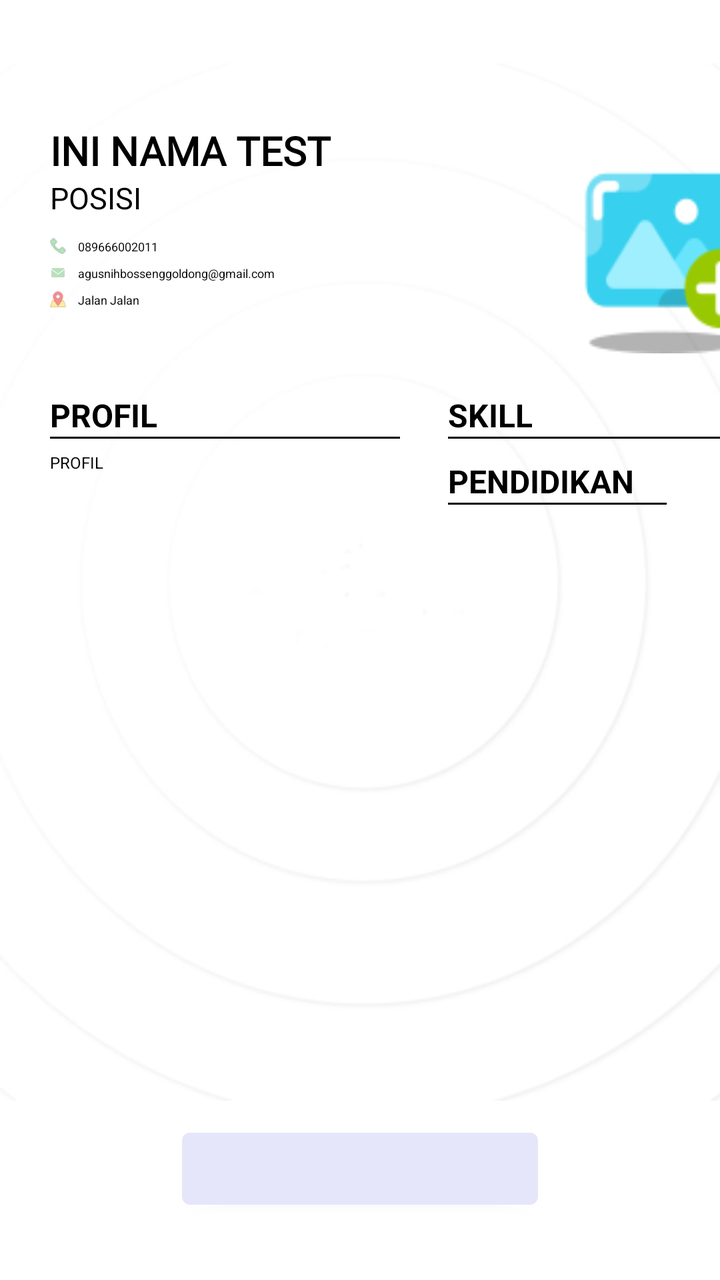
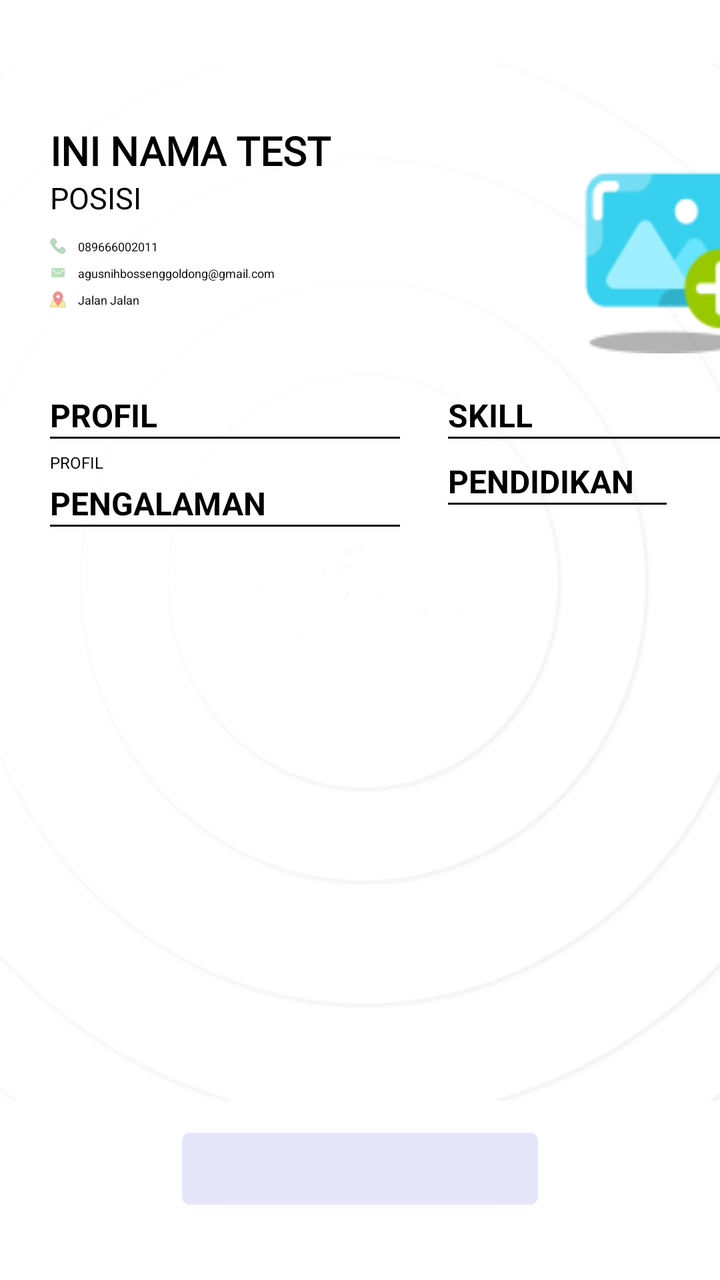

An Android layout rendered at two revisions. The XML below is the earlier revision; the diff shows what the commit changed to produce the second picture.
<!-- AndroidManifest.xml: application theme Theme.CVBuilder -->
<!-- res/layout/invoice_layout.xml -->
<?xml version="1.0" encoding="utf-8"?>
<RelativeLayout xmlns:android="http://schemas.android.com/apk/res/android"
    xmlns:tools="http://schemas.android.com/tools"
    xmlns:app="http://schemas.android.com/apk/res-auto"
    android:layout_width="match_parent"
    android:layout_height="match_parent"
    android:background="@color/white"
    android:orientation="horizontal"
    android:gravity="center"
    >

    <LinearLayout
        android:id="@+id/invoice_layout"
        android:layout_width="1100px"
        android:layout_height="1556px"
        android:layout_above="@+id/generate_invoice_btn"
        android:background="@drawable/tmp1_bg"
        android:orientation="vertical">

        <LinearLayout
            android:layout_width="wrap_content"
            android:layout_height="wrap_content"
            android:orientation="horizontal">

            <LinearLayout
                android:id="@+id/name"
                android:layout_width="280dp"
                android:layout_height="wrap_content"
                android:orientation="vertical">

                <TextView
                    android:id="@+id/tv_item_nama_tmp"
                    android:layout_width="240dp"
                    android:layout_height="wrap_content"
                    android:layout_marginStart="25dp"
                    android:layout_marginTop="30dp"
                    android:layout_marginBottom="0dp"
                    android:fontFamily="@font/robotoregular"
                    android:gravity="start"
                    android:text="INI NAMA TEST"
                    android:textAllCaps="true"
                    android:textColor="@color/black"
                    android:textSize="20sp"
                    android:textStyle="bold" />

                <TextView
                    android:id="@+id/tv_item_posisi_tmp"
                    android:layout_width="240dp"
                    android:layout_height="wrap_content"
                    android:layout_marginStart="25dp"
                    android:layout_marginBottom="10dp"
                    android:fontFamily="sans-serif"
                    android:gravity="start"
                    android:text="POSISI"
                    android:textColor="@color/black"
                    android:textSize="15sp" />

                <LinearLayout
                    android:layout_width="wrap_content"
                    android:layout_height="wrap_content"
                    android:layout_marginBottom="2dp"
                    android:orientation="horizontal">

                    <ImageView
                        android:id="@+id/tmp_imgemail"
                        android:layout_width="8dp"
                        android:layout_height="8dp"
                        android:layout_gravity="right"
                        android:layout_marginStart="25dp"
                        android:layout_marginEnd="4dp"

                        android:scaleType="fitXY"
                        android:src="@drawable/tmp1_hp_"
                        tools:ignore="MissingConstraints,RtlHardcoded" />

                    <TextView
                        android:id="@+id/tmp_tv_nohp"
                        android:layout_width="wrap_content"
                        android:layout_height="wrap_content"
                        android:layout_marginStart="2dp"
                        android:layout_marginBottom="3dp"
                        android:fontFamily="sans-serif"
                        android:gravity="start"
                        android:text="089666002011"
                        android:textColor="@color/black"
                        android:textSize="6sp" />

                </LinearLayout>

                <LinearLayout
                    android:layout_width="wrap_content"
                    android:layout_height="wrap_content"
                    android:layout_marginBottom="2dp"
                    android:orientation="horizontal">

                    <ImageView
                        android:id="@+id/tmp1_imgnohp"
                        android:layout_width="8dp"
                        android:layout_height="8dp"
                        android:layout_marginStart="25dp"
                        android:layout_marginEnd="4dp"

                        android:scaleType="fitXY"
                        android:src="@drawable/tmp1_email"
                        tools:ignore="MissingConstraints,RtlHardcoded" />

                    <TextView
                        android:id="@+id/tmp_tv_email"
                        android:layout_width="wrap_content"
                        android:layout_height="wrap_content"
                        android:layout_marginStart="2dp"
                        android:layout_marginBottom="3dp"
                        android:fontFamily="sans-serif"
                        android:gravity="start"
                        android:text="agusnihbossenggoldong@gmail.com"
                        android:textColor="@color/black"
                        android:textSize="6sp" />
                </LinearLayout>

                <LinearLayout
                    android:layout_width="wrap_content"
                    android:layout_height="wrap_content"
                    android:orientation="horizontal">

                    <ImageView
                        android:id="@+id/tmp1_alamat"
                        android:layout_width="8dp"
                        android:layout_height="8dp"
                        android:layout_marginStart="25dp"
                        android:layout_marginEnd="4dp"
                        android:scaleType="fitXY"
                        android:src="@drawable/tmp1_addr"
                        tools:ignore="MissingConstraints,RtlHardcoded" />

                    <TextView
                        android:id="@+id/tmp_tv_alamat"
                        android:layout_width="216dp"
                        android:layout_height="wrap_content"
                        android:layout_marginStart="2dp"
                        android:layout_marginBottom="1dp"
                        android:fontFamily="sans-serif"
                        android:gravity="start"
                        android:text="Jalan Jalan"
                        android:textColor="@color/black"
                        android:textSize="6sp" />
                </LinearLayout>

            </LinearLayout>

            <ImageView
                android:id="@+id/tmp1_imgview"
                android:layout_width="105dp"
                android:layout_height="145dp"
                android:layout_gravity="right"
                android:paddingTop="30dp"
                android:scaleType="fitXY"
                android:src="@drawable/img_user"
                tools:ignore="MissingConstraints,RtlHardcoded" />

        </LinearLayout>

        <LinearLayout
            android:layout_width="match_parent"
            android:layout_height="45dp"
            android:orientation="horizontal"
            android:paddingLeft="25dp"
            android:paddingTop="20dp">

            <LinearLayout
                android:layout_width="199dp"
                android:layout_height="match_parent"
                android:orientation="vertical">

                <TextView
                    android:layout_width="153dp"
                    android:layout_height="wrap_content"
                    android:fontFamily="sans-serif"
                    android:text="PROFIL"
                    android:textColor="@color/black"
                    android:textSize="16sp"
                    android:textStyle="bold" />

                <View
                    android:layout_width="175dp"
                    android:layout_height="1dp"
                    android:layout_gravity="bottom"
                    android:background="@color/black" />
            </LinearLayout>

            <LinearLayout
                android:layout_width="match_parent"
                android:layout_height="match_parent"
                android:orientation="vertical">

                <TextView
                    android:layout_width="153dp"
                    android:layout_height="wrap_content"
                    android:fontFamily="sans-serif"
                    android:text="SKILL"
                    android:textColor="@color/black"
                    android:textSize="16sp"
                    android:textStyle="bold" />

                <View
                    android:layout_width="150dp"
                    android:layout_height="1dp"
                    android:layout_gravity="bottom"
                    android:background="@color/black" />
            </LinearLayout>


        </LinearLayout>

        <LinearLayout
            android:layout_width="1000px"
            android:layout_height="wrap_content"
            android:orientation="horizontal"
            android:paddingLeft="25dp"
            android:paddingTop="4dp">

            <LinearLayout
                android:layout_width="199dp"
                android:layout_height="match_parent"
                android:orientation="vertical">

                <TextView
                    android:id="@+id/tv_profil_tmp"
                    android:layout_width="170dp"
                    android:layout_height="wrap_content"
                    android:fontFamily="sans-serif"
                    android:justificationMode="inter_word"
                    android:text="PROFIL"
                    android:textColor="@color/black"
                    android:textSize="8sp" />

                <LinearLayout
                    android:layout_width="1000px"
                    android:layout_height="wrap_content"
                    android:orientation="horizontal"
                    android:paddingLeft="0dp"
                    android:paddingTop="4dp">

                    <androidx.recyclerview.widget.RecyclerView
                        android:id="@+id/tmp1_rview_pengalaman"
                        android:layout_width="170dp"
                        android:layout_height="340dp"
                        android:paddingLeft="0dp"
                        tools:ignore="MissingConstraints" />
                </LinearLayout>

            </LinearLayout>

            <LinearLayout
                android:layout_width="199dp"
                android:layout_height="match_parent"
                android:orientation="vertical">

                <androidx.recyclerview.widget.RecyclerView
                    android:id="@+id/rview_template"
                    android:layout_width="157dp"
                    android:layout_height="wrap_content"
                    tools:ignore="MissingConstraints" />

                <TextView
                    android:layout_width="153dp"
                    android:layout_height="wrap_content"
                    android:fontFamily="sans-serif"
                    android:text="PENDIDIKAN"
                    android:textColor="@color/black"
                    android:textSize="16sp"
                    android:textStyle="bold"
                    android:paddingTop="4dp"
                    />

                <View
                    android:layout_width="150dp"
                    android:layout_height="1dp"
                    android:layout_gravity="bottom"
                    android:background="@color/black" />

                <androidx.recyclerview.widget.RecyclerView
                    android:id="@+id/tmp1_rview_pendidikan"
                    android:layout_width="154dp"
                    android:layout_height="wrap_content"
                    tools:ignore="MissingConstraints" />

            </LinearLayout>

        </LinearLayout>


    </LinearLayout>


    <Button
        android:id="@+id/generate_invoice_btn"
        android:layout_width="wrap_content"
        android:layout_height="wrap_content"
        android:layout_alignParentBottom="true"
        android:layout_centerHorizontal="true"
        android:layout_marginTop="10dp"
        android:text="Generate Resume" />

</RelativeLayout>
<!-- resources referenced by this layout -->
<resources>
  <color name="black">#000000</color>
  <color name="white">#FFFFFF</color>
  <!-- drawable img_user: png bitmap (drawable-v24, 2662 bytes) -->
  <!-- drawable tmp1_addr: png bitmap (drawable-v24, 577 bytes) -->
  <!-- drawable tmp1_bg: jpg bitmap (drawable, 23609 bytes) -->
  <!-- drawable tmp1_email: png bitmap (drawable-v24, 668 bytes) -->
  <!-- drawable tmp1_hp_: png bitmap (drawable-v24, 441 bytes) -->
  <style name="Theme.CVBuilder" parent="Theme.MaterialComponents.DayNight.DarkActionBar">
          
          <item name="colorPrimary">@color/lavender</item>
          <item name="colorPrimaryVariant">@color/lavender</item>
          <item name="colorOnPrimary">@color/lavender</item>
          
          <item name="colorSecondary">@color/lavender</item>
          <item name="colorSecondaryVariant">@color/lavender</item>
          <item name="colorOnSecondary">@color/lavender</item>
          
          <item name="android:statusBarColor" tools:targetApi="l">?attr/colorPrimaryVariant</item>
          
          <item name="android:textColor">@color/red</item>
      </style>
  <color name="lavender">#E6E6FA</color>
  <color name="red">#FF0000</color>
</resources>

<!-- the commit's change to res/layout/invoice_layout.xml (unified diff, before → after) -->
@@ -239,6 +239,24 @@
                     android:orientation="horizontal"
                     android:paddingLeft="0dp"
                     android:paddingTop="4dp">
+                    <LinearLayout
+                        android:layout_width="199dp"
+                        android:layout_height="match_parent"
+                        android:orientation="vertical">
+                    <TextView
+                        android:layout_width="153dp"
+                        android:layout_height="wrap_content"
+                        android:fontFamily="sans-serif"
+                        android:text="PENGALAMAN"
+                        android:textColor="@color/black"
+                        android:textSize="16sp"
+                        android:textStyle="bold" />
+
+                    <View
+                        android:layout_width="175dp"
+                        android:layout_height="1dp"
+                        android:layout_gravity="bottom"
+                        android:background="@color/black" />
 
                     <androidx.recyclerview.widget.RecyclerView
                         android:id="@+id/tmp1_rview_pengalaman"
@@ -246,6 +264,7 @@
                         android:layout_height="340dp"
                         android:paddingLeft="0dp"
                         tools:ignore="MissingConstraints" />
+                    </LinearLayout>
                 </LinearLayout>
 
             </LinearLayout>
